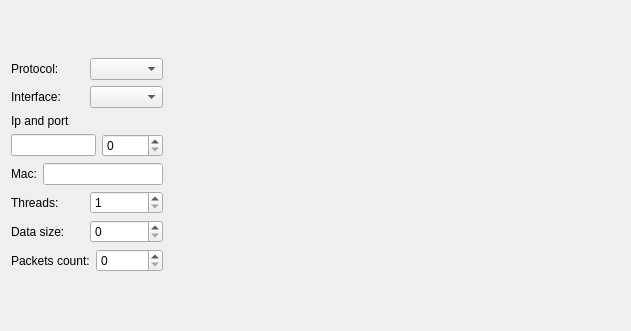
Above: gui/forms/linuxpktgenwidget.ui from OSLL/Linux_FreeBSD_networking_perf before the change. Below: the same form after it.
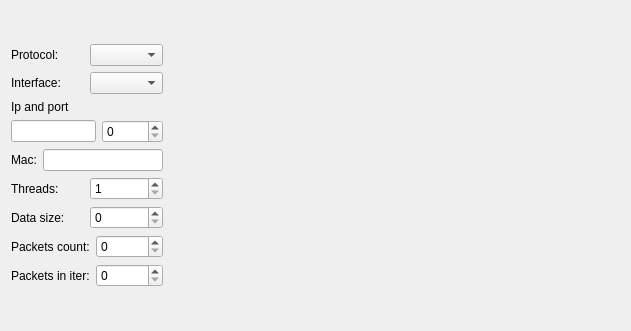
That is the form after the change.

Commit message: feat(gui): add iter packets count to linux pktgen

What changed in the file:
```diff
--- a/gui/forms/linuxpktgenwidget.ui
+++ b/gui/forms/linuxpktgenwidget.ui
@@ -139,7 +139,25 @@
          <item>
           <widget class="QSpinBox" name="packetsCountSpinBox">
            <property name="maximum">
-            <number>999999</number>
+            <number>9999999</number>
+           </property>
+          </widget>
+         </item>
+        </layout>
+       </item>
+       <item>
+        <layout class="QHBoxLayout" name="iterPacketsLayout">
+         <item>
+          <widget class="QLabel" name="iterPacketsLabel">
+           <property name="text">
+            <string>Packets in iter:</string>
+           </property>
+          </widget>
+         </item>
+         <item>
+          <widget class="QSpinBox" name="iterPacketsSpinBox">
+           <property name="maximum">
+            <number>9999999</number>
            </property>
           </widget>
          </item>
```
The commit also changes 2 other files.
